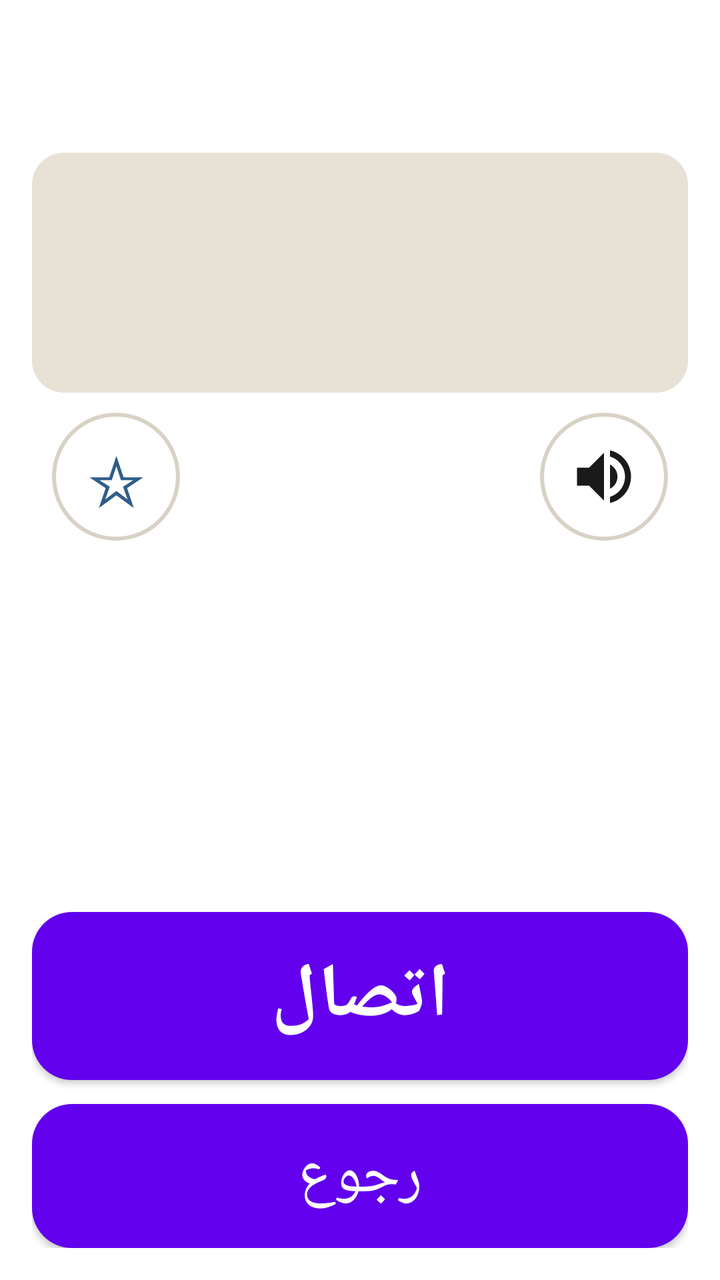
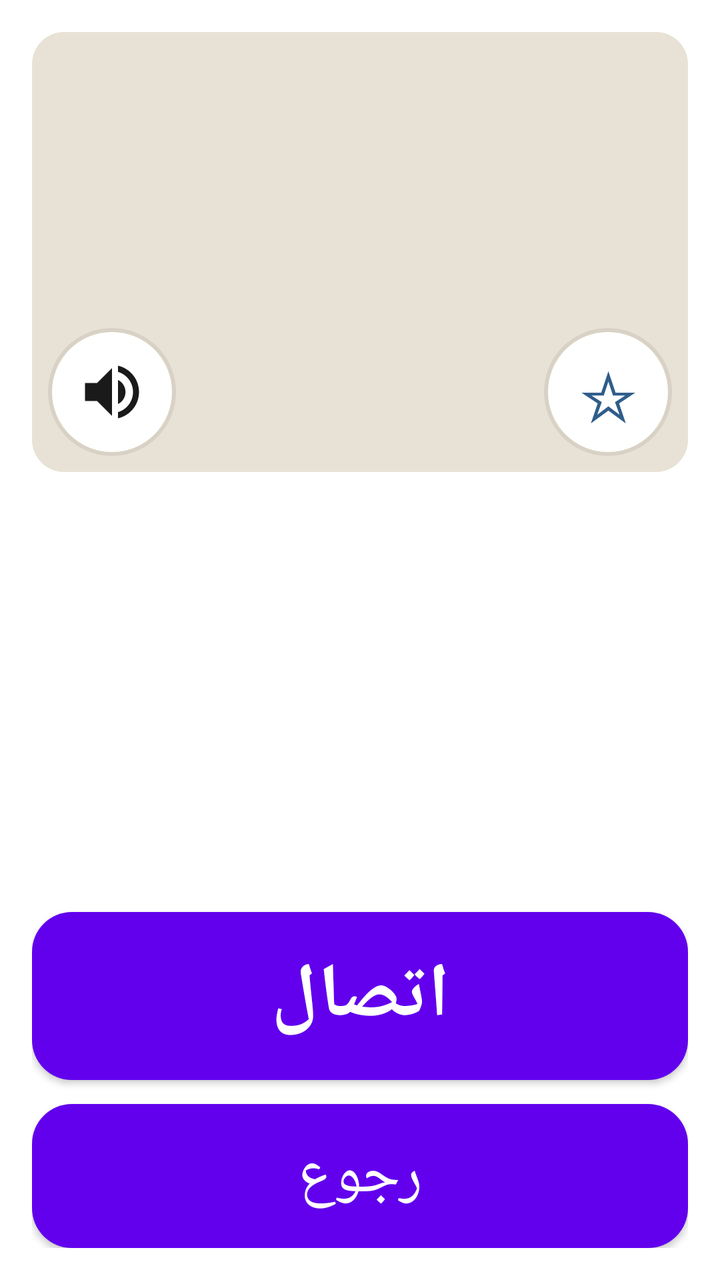

Screens rendered from an Android XML layout before and after an edit, with the pre-edit source and the edit as a unified diff.
<!-- AndroidManifest.xml: fallback theme Theme.MaterialComponents.DayNight.NoActionBar -->
<!-- res/layout/activity_confirm.xml -->
<?xml version="1.0" encoding="utf-8"?>
<LinearLayout xmlns:android="http://schemas.android.com/apk/res/android"
    android:layout_width="match_parent"
    android:layout_height="match_parent"
    android:orientation="vertical"
    android:padding="16dp">

    <ScrollView android:id="@+id/confirm_scroll"
        android:layout_width="match_parent"
        android:layout_height="0dp"
        android:layout_weight="1"
        android:fillViewport="true">

        <LinearLayout
            android:layout_width="match_parent"
            android:layout_height="wrap_content"
            android:orientation="vertical">

            <TextView
                android:id="@+id/big_name"
                android:layout_width="match_parent"
                android:layout_height="wrap_content"
                android:gravity="center"
                android:textSize="30sp"
                android:textStyle="bold"
                android:textColor="@color/text_main"
                android:padding="10dp"/>

            <FrameLayout
                android:layout_width="match_parent"
                android:layout_height="120dp">

                <ImageView
                    android:id="@+id/big_photo"
                    android:layout_width="match_parent"
                    android:layout_height="match_parent"
                    android:background="@drawable/photo_clip"
                    android:scaleType="fitCenter"/>

                <TextView
                    android:id="@+id/big_photo_fallback"
                    android:layout_width="match_parent"
                    android:layout_height="match_parent"
                    android:gravity="center"
                    android:textSize="36sp" android:autoSizeTextType="uniform" android:autoSizeMinTextSize="20sp" android:autoSizeMaxTextSize="36sp" android:maxLines="2"
                    android:textStyle="bold"
                    android:textColor="#FFFFFF"
                    android:visibility="gone"
                    android:padding="20dp"/>

            </FrameLayout>





    <LinearLayout android:layout_width="match_parent" android:layout_height="wrap_content" android:orientation="horizontal" android:gravity="center_vertical">
                <TextView android:id="@+id/btn_favorite" android:layout_width="64dp" android:layout_height="64dp"  android:layout_margin="10dp" android:background="@drawable/circle_white" android:text="☆" android:textSize="34sp" android:textColor="@color/back_blue" android:gravity="center" android:contentDescription="@string/favorite_add" android:clickable="true" android:focusable="true" />
        <Space android:layout_width="0dp" android:layout_height="1dp" android:layout_weight="1" />
                <ImageButton
                    android:id="@+id/btn_repeat_name"
                    android:layout_width="64dp"
                    android:layout_height="64dp"

                    android:layout_margin="10dp"
                    android:background="@drawable/circle_white"
                    android:src="@drawable/ic_speaker"
                    android:padding="14dp"
                    android:contentDescription="@string/repeat_name"/>
    </LinearLayout>
    <TextView android:id="@+id/favorite_hint" android:layout_width="match_parent" android:layout_height="wrap_content" android:text="@string/favorite_choose_number" android:textSize="15sp" android:textColor="@color/text_main" android:gravity="center" android:padding="4dp" android:visibility="gone" />
    <TextView
        android:id="@+id/single_number"
        android:layout_width="match_parent"
        android:layout_height="wrap_content"
        android:gravity="center"
        android:textSize="24sp"
        android:textColor="@color/back_blue"
        android:textDirection="ltr"
        android:visibility="gone"
        android:paddingTop="8dp"/>

    <LinearLayout
        android:id="@+id/numbers_container"
        android:layout_width="match_parent"
        android:layout_height="wrap_content"
        android:orientation="vertical"
        android:visibility="gone"
        android:paddingTop="8dp"/>



        </LinearLayout>
    </ScrollView>

    <Button
        android:id="@+id/btn_call"
        android:layout_width="match_parent"
        android:layout_height="wrap_content" android:minHeight="84dp"
        android:text="@string/call"
        android:drawableStart="@drawable/ic_call"
        android:drawablePadding="14dp"
        android:textSize="38sp"
        android:textStyle="bold"
        android:textColor="#FFFFFF"
        android:background="@drawable/btn_call"
        android:layout_marginTop="12dp"/>

    <TextView
        android:id="@+id/speak_unavailable"
        android:layout_width="match_parent"
        android:layout_height="wrap_content"
        android:text="@string/speak_unavailable"
        android:textSize="20sp"
        android:textColor="@color/text_main"
        android:gravity="center"
        android:visibility="gone"
        android:padding="8dp"/>

    <TextView
        android:id="@+id/call_blocked"
        android:layout_width="match_parent"
        android:layout_height="wrap_content"
        android:text="@string/call_blocked_hint"
        android:textSize="20sp"
        android:textColor="@color/danger_text"
        android:gravity="center"
        android:visibility="gone"
        android:padding="8dp"/>



    <Button
        android:id="@+id/btn_back"
        android:layout_width="match_parent"
        android:layout_height="wrap_content" android:minHeight="72dp"
        android:text="@string/back"
        android:drawableStart="@drawable/ic_back"
        android:drawablePadding="14dp"
        android:textSize="30sp"
        android:textColor="#FFFFFF"
        android:background="@drawable/btn_back"
        android:layout_marginTop="12dp"/>
</LinearLayout>
<!-- resources referenced by this layout -->
<resources>
  <color name="back_blue">#2F5D8A</color>
  <color name="danger_text">#8A1F1F</color>
  <color name="text_main">#1A1A1A</color>
  <!-- drawable btn_back (drawable) -->
  <?xml version="1.0" encoding="utf-8"?>
  <selector xmlns:android="http://schemas.android.com/apk/res/android">
      <item android:state_pressed="true">
          <shape android:shape="rectangle"><solid android:color="#24486B"/><corners android:radius="20dp"/></shape>
      </item>
      <item>
          <shape android:shape="rectangle"><solid android:color="@color/back_blue"/><corners android:radius="20dp"/></shape>
      </item>
  </selector>
  <!-- drawable circle_white (drawable) -->
  <?xml version="1.0" encoding="utf-8"?>
  <shape xmlns:android="http://schemas.android.com/apk/res/android" android:shape="oval">
      <solid android:color="#FFFFFF"/>
      <stroke android:width="2dp" android:color="@color/tile_border"/>
  </shape>
  <!-- drawable ic_back (drawable) -->
  <vector xmlns:android="http://schemas.android.com/apk/res/android"
      android:width="36dp" android:height="36dp"
      android:viewportWidth="24" android:viewportHeight="24"
      android:autoMirrored="true"
      android:tint="#FFFFFF">
      <path android:fillColor="#FFFFFF"
          android:pathData="M20,11H7.83l5.59,-5.59L12,4l-8,8 8,8 1.41,-1.41L7.83,13H20v-2z"/>
  </vector>
  <!-- drawable ic_call (drawable) -->
  <vector xmlns:android="http://schemas.android.com/apk/res/android"
      android:width="36dp" android:height="36dp"
      android:viewportWidth="24" android:viewportHeight="24"
      android:tint="#FFFFFF">
      <path android:fillColor="#FFFFFF"
          android:pathData="M6.62,10.79C8.06,13.62 10.38,15.93 13.21,17.38L15.41,15.21C15.68,14.94 16.08,14.82 16.43,14.93C17.55,15.3 18.76,15.5 20,15.5C20.55,15.5 21,15.95 21,16.5V20C21,20.55 20.55,21 20,21C10.61,21 3,13.39 3,4C3,3.45 3.45,3 4,3H7.5C8.05,3 8.5,3.45 8.5,4C8.5,5.24 8.7,6.45 9.07,7.57C9.18,7.92 9.06,8.32 8.79,8.59L6.62,10.79Z"/>
  </vector>
  <!-- drawable ic_speaker (drawable) -->
  <vector xmlns:android="http://schemas.android.com/apk/res/android"
      android:width="36dp" android:height="36dp"
      android:viewportWidth="24" android:viewportHeight="24">
      <path android:fillColor="#1A1A1A"
          android:pathData="M3,9v6h4l5,5L12,4L7,9L3,9zM16.5,12c0,-1.77 -1.02,-3.29 -2.5,-4.03v8.05c1.48,-0.73 2.5,-2.25 2.5,-4.02zM14,3.23v2.06c2.89,0.86 5,3.54 5,6.71s-2.11,5.85 -5,6.71v2.06c4.01,-0.91 7,-4.49 7,-8.77s-2.99,-7.86 -7,-8.77z"/>
  </vector>
  <!-- drawable photo_clip (drawable) -->
  <?xml version="1.0" encoding="utf-8"?>
  <shape xmlns:android="http://schemas.android.com/apk/res/android" android:shape="rectangle">
      <solid android:color="#E8E2D6"/>
      <corners android:radius="16dp"/>
  </shape>
  <string name="back">رجوع</string>
  <string name="call">اتصال</string>
  <string name="call_blocked_hint">إذن الاتصال محتاج يتظبط من اللي جهز التليفون: الإعدادات &gt; التطبيقات &gt; موبايل ماما &gt; الأذونات &gt; الهاتف.</string>
  <string name="favorite_add">إضافة الرقم ده للمفضلة داخل التطبيق</string>
  <string name="favorite_choose_number">اختار رقم الأول عشان تضيفه للمفضلة</string>
  <string name="repeat_name">اسمع الاسم</string>
  <string name="speak_unavailable">نطق الاسم مش متاح على الجهاز ده، لكن الاسم ظاهر كبير على الشاشة.</string>
  <color name="call_green_pressed">#155E27</color>
  <color name="call_green">#1E7B34</color>
  <color name="tile_border">#D8D2C6</color>
  <!-- unchanged entries left out for length: 1 -->
</resources>

<!-- the commit's change to res/layout/activity_confirm.xml (unified diff, before → after) -->
@@ -16,58 +16,13 @@
             android:layout_height="wrap_content"
             android:orientation="vertical">
 
-            <TextView
-                android:id="@+id/big_name"
-                android:layout_width="match_parent"
-                android:layout_height="wrap_content"
-                android:gravity="center"
-                android:textSize="30sp"
-                android:textStyle="bold"
-                android:textColor="@color/text_main"
-                android:padding="10dp"/>
-
-            <FrameLayout
-                android:layout_width="match_parent"
-                android:layout_height="120dp">
-
-                <ImageView
-                    android:id="@+id/big_photo"
-                    android:layout_width="match_parent"
-                    android:layout_height="match_parent"
-                    android:background="@drawable/photo_clip"
-                    android:scaleType="fitCenter"/>
-
-                <TextView
-                    android:id="@+id/big_photo_fallback"
-                    android:layout_width="match_parent"
-                    android:layout_height="match_parent"
-                    android:gravity="center"
-                    android:textSize="36sp" android:autoSizeTextType="uniform" android:autoSizeMinTextSize="20sp" android:autoSizeMaxTextSize="36sp" android:maxLines="2"
-                    android:textStyle="bold"
-                    android:textColor="#FFFFFF"
-                    android:visibility="gone"
-                    android:padding="20dp"/>
-
+            <FrameLayout android:layout_width="match_parent" android:layout_height="220dp" android:layoutDirection="ltr">
+                <ImageView android:id="@+id/big_photo" android:layout_width="match_parent" android:layout_height="match_parent" android:background="@drawable/photo_clip" android:scaleType="fitCenter" />
+                <TextView android:id="@+id/big_photo_fallback" android:layout_width="match_parent" android:layout_height="match_parent" android:gravity="center" android:textSize="36sp" android:autoSizeTextType="uniform" android:autoSizeMinTextSize="20sp" android:autoSizeMaxTextSize="36sp" android:maxLines="2" android:textStyle="bold" android:textColor="#FFFFFF" android:visibility="gone" android:padding="28dp" />
+                <ImageButton android:id="@+id/btn_repeat_name" android:layout_width="64dp" android:layout_height="64dp" android:layout_gravity="left|bottom" android:layout_margin="8dp" android:background="@drawable/circle_white" android:src="@drawable/ic_speaker" android:padding="14dp" android:contentDescription="@string/repeat_name" />
+                <TextView android:id="@+id/btn_favorite" android:layout_width="64dp" android:layout_height="64dp" android:layout_gravity="right|bottom" android:layout_margin="8dp" android:background="@drawable/circle_white" android:text="☆" android:textSize="34sp" android:textColor="@color/back_blue" android:gravity="center" android:contentDescription="@string/favorite_add" android:clickable="true" android:focusable="true" />
             </FrameLayout>
-
-
-
-
-
-    <LinearLayout android:layout_width="match_parent" android:layout_height="wrap_content" android:orientation="horizontal" android:gravity="center_vertical">
-                <TextView android:id="@+id/btn_favorite" android:layout_width="64dp" android:layout_height="64dp"  android:layout_margin="10dp" android:background="@drawable/circle_white" android:text="☆" android:textSize="34sp" android:textColor="@color/back_blue" android:gravity="center" android:contentDescription="@string/favorite_add" android:clickable="true" android:focusable="true" />
-        <Space android:layout_width="0dp" android:layout_height="1dp" android:layout_weight="1" />
-                <ImageButton
-                    android:id="@+id/btn_repeat_name"
-                    android:layout_width="64dp"
-                    android:layout_height="64dp"
-
-                    android:layout_margin="10dp"
-                    android:background="@drawable/circle_white"
-                    android:src="@drawable/ic_speaker"
-                    android:padding="14dp"
-                    android:contentDescription="@string/repeat_name"/>
-    </LinearLayout>
+            <TextView android:id="@+id/big_name" android:layout_width="match_parent" android:layout_height="wrap_content" android:gravity="center" android:textSize="30sp" android:textStyle="bold" android:textColor="@color/text_main" android:padding="10dp" />
     <TextView android:id="@+id/favorite_hint" android:layout_width="match_parent" android:layout_height="wrap_content" android:text="@string/favorite_choose_number" android:textSize="15sp" android:textColor="@color/text_main" android:gravity="center" android:padding="4dp" android:visibility="gone" />
     <TextView
         android:id="@+id/single_number"
@@ -93,6 +48,7 @@
         </LinearLayout>
     </ScrollView>
 
+    <TextView android:id="@+id/selected_call_number" android:layout_width="match_parent" android:layout_height="wrap_content" android:textSize="20sp" android:textColor="@color/back_blue" android:gravity="center" android:padding="4dp" android:visibility="gone" />
     <Button
         android:id="@+id/btn_call"
         android:layout_width="match_parent"
